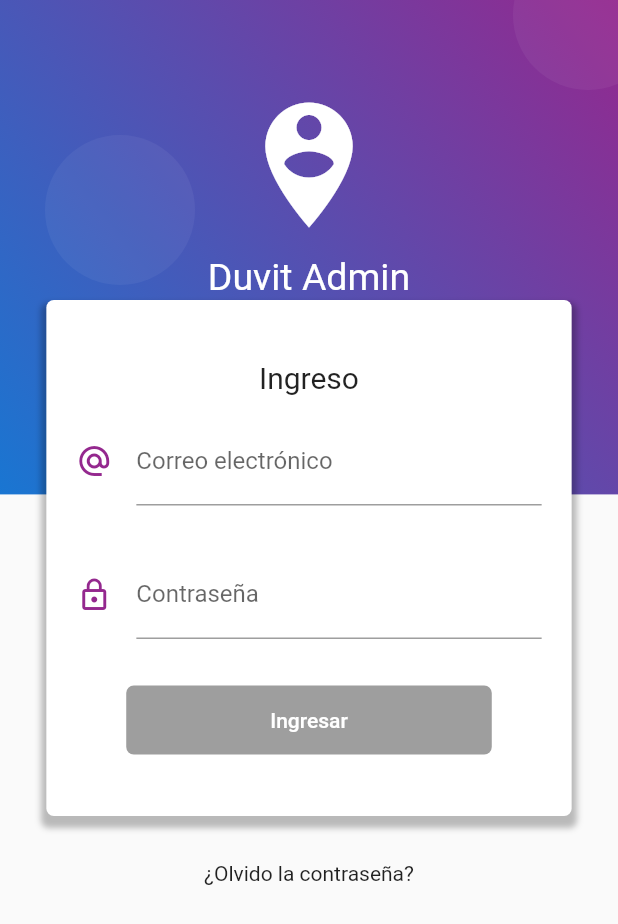
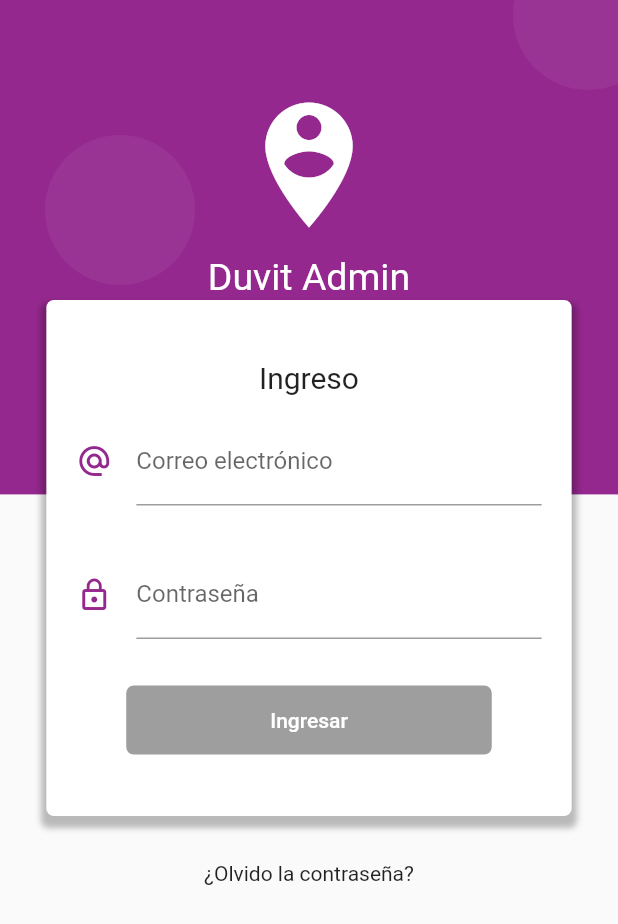
Before and after one commit to jesusmemije/Duvit-admin, a Flutter app: the screen it shows after launch, on a phone screen of 412 x 824 dp. Shown: the top 924 px of the screen. Run offline on Flutter 3.47's test engine with Material 2 defaults, Android fonts, the phone set to English and light mode, and no system bars; our stand-ins replace grouped_list, rxdart, toast.

Commit message:
Color login

```diff
--- a/lib/src/pages/login_page.dart
+++ b/lib/src/pages/login_page.dart
@@ -135,7 +135,7 @@ class LoginPage extends StatelessWidget {
             end: Alignment.bottomLeft,
             colors: <Color>[
               Theme.of(context).primaryColor,
-              Theme.of(context).primaryColorDark
+              Theme.of(context).primaryColor
             ])
       ),
     );
```
